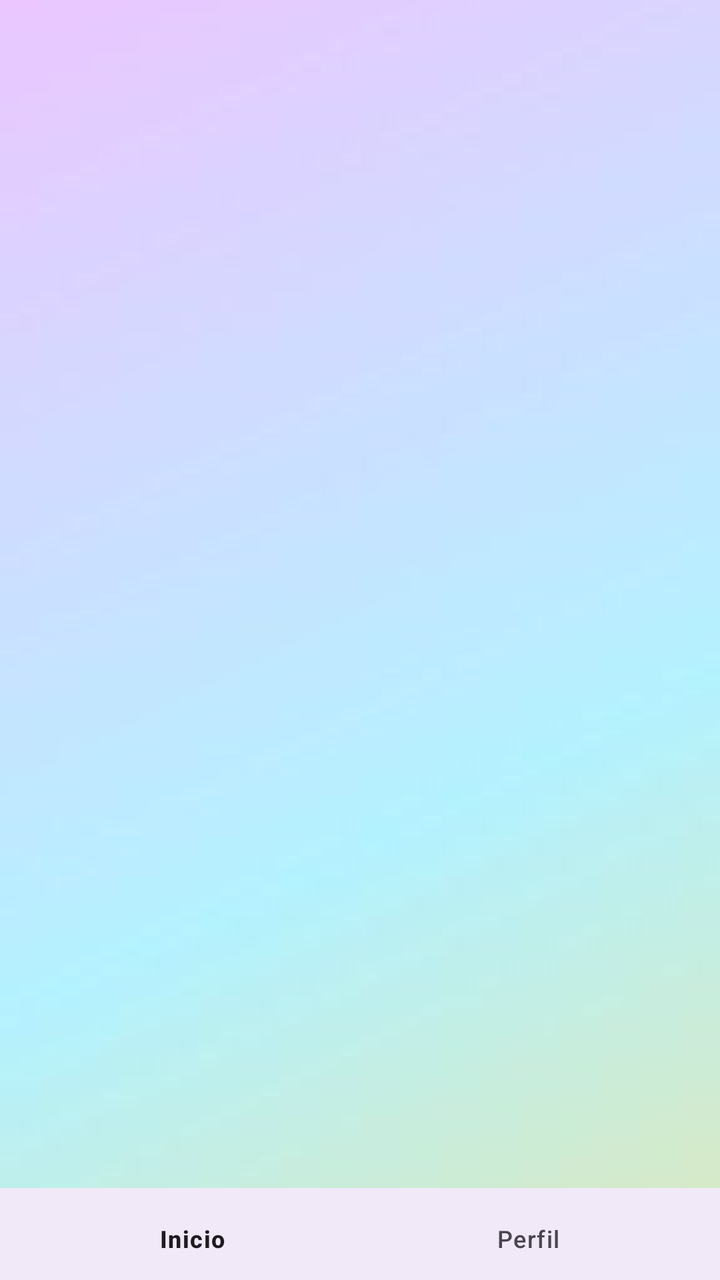
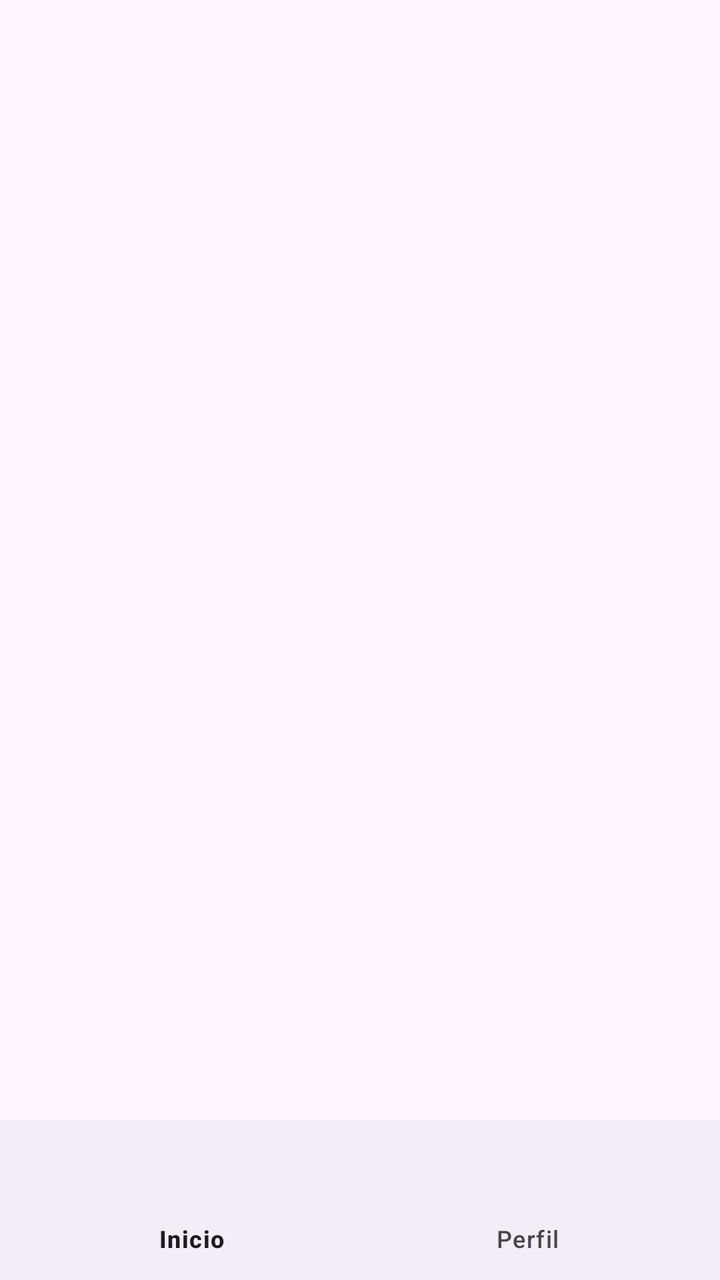

Screens rendered from an Android XML layout before and after an edit, with the pre-edit source and the edit as a unified diff.
<!-- AndroidManifest.xml: application theme Theme.Appp -->
<!-- res/layout/activity_salones.xml -->
<?xml version="1.0" encoding="utf-8"?>
<androidx.constraintlayout.widget.ConstraintLayout xmlns:android="http://schemas.android.com/apk/res/android"
    xmlns:app="http://schemas.android.com/apk/res-auto"
    xmlns:tools="http://schemas.android.com/tools"
    android:layout_width="match_parent"
    android:layout_height="match_parent"
    tools:context=".Salones">

    <ImageView
        android:id="@+id/imageView"
        android:layout_width="414dp"
        android:layout_height="755dp"
        android:scaleType="centerCrop"
        app:layout_constraintBottom_toBottomOf="parent"
        app:layout_constraintEnd_toEndOf="parent"
        app:layout_constraintHorizontal_bias="0.0"
        app:layout_constraintStart_toStartOf="parent"
        app:layout_constraintTop_toTopOf="parent"
        app:layout_constraintVertical_bias="0.0"
        app:srcCompat="@drawable/bdd4666fdcba42069e53862f98720581"
        tools:ignore="MissingConstraints" />
    <ListView
        android:id="@+id/listViewSalones"
        android:layout_width="0dp"
        android:layout_height="0dp"
        app:layout_constraintBottom_toBottomOf="parent"
        app:layout_constraintEnd_toEndOf="parent"
        app:layout_constraintStart_toStartOf="parent"
        app:layout_constraintTop_toTopOf="parent" />


    <FrameLayout
        android:id="@+id/fragment_container"
        android:layout_width="0dp"
        android:layout_height="0dp"
        app:layout_constraintBottom_toTopOf="@+id/bottomNavigationView"
        app:layout_constraintEnd_toEndOf="parent"
        app:layout_constraintStart_toStartOf="parent"
        app:layout_constraintTop_toTopOf="parent" />

    <com.google.android.material.bottomnavigation.BottomNavigationView
        android:id="@+id/bottomNavigationView"
        android:layout_width="445dp"
        android:layout_height="46dp"
        android:layout_alignParentBottom="true"
        android:background="?android:attr/windowBackground"
        app:layout_constraintBottom_toBottomOf="parent"
        app:layout_constraintEnd_toEndOf="parent"
        app:layout_constraintStart_toStartOf="parent"
        app:menu="@menu/bottom_menu" />

</androidx.constraintlayout.widget.ConstraintLayout>
<!-- resources referenced by this layout -->
<resources>
  <!-- drawable bdd4666fdcba42069e53862f98720581: jpg bitmap (drawable, 3754 bytes) -->
  <style name="Theme.Appp" parent="Base.Theme.Appp" />
  <style name="Base.Theme.Appp" parent="Theme.Material3.DayNight.NoActionBar">
          
          
      </style>
</resources>

<!-- the commit's change to res/layout/activity_salones.xml (unified diff, before → after) -->
@@ -6,47 +6,19 @@
     android:layout_height="match_parent"
     tools:context=".Salones">
 
-    <ImageView
-        android:id="@+id/imageView"
-        android:layout_width="414dp"
-        android:layout_height="755dp"
-        android:scaleType="centerCrop"
-        app:layout_constraintBottom_toBottomOf="parent"
-        app:layout_constraintEnd_toEndOf="parent"
-        app:layout_constraintHorizontal_bias="0.0"
-        app:layout_constraintStart_toStartOf="parent"
-        app:layout_constraintTop_toTopOf="parent"
-        app:layout_constraintVertical_bias="0.0"
-        app:srcCompat="@drawable/bdd4666fdcba42069e53862f98720581"
-        tools:ignore="MissingConstraints" />
     <ListView
         android:id="@+id/listViewSalones"
         android:layout_width="0dp"
         android:layout_height="0dp"
-        app:layout_constraintBottom_toBottomOf="parent"
-        app:layout_constraintEnd_toEndOf="parent"
-        app:layout_constraintStart_toStartOf="parent"
-        app:layout_constraintTop_toTopOf="parent" />
-
-
-    <FrameLayout
-        android:id="@+id/fragment_container"
-        android:layout_width="0dp"
-        android:layout_height="0dp"
+        app:layout_constraintTop_toTopOf="parent"
         app:layout_constraintBottom_toTopOf="@+id/bottomNavigationView"
         app:layout_constraintEnd_toEndOf="parent"
-        app:layout_constraintStart_toStartOf="parent"
-        app:layout_constraintTop_toTopOf="parent" />
+        app:layout_constraintStart_toStartOf="parent" />
 
     <com.google.android.material.bottomnavigation.BottomNavigationView
         android:id="@+id/bottomNavigationView"
-        android:layout_width="445dp"
-        android:layout_height="46dp"
-        android:layout_alignParentBottom="true"
-        android:background="?android:attr/windowBackground"
+        android:layout_width="match_parent"
+        android:layout_height="wrap_content"
         app:layout_constraintBottom_toBottomOf="parent"
-        app:layout_constraintEnd_toEndOf="parent"
-        app:layout_constraintStart_toStartOf="parent"
         app:menu="@menu/bottom_menu" />
-
 </androidx.constraintlayout.widget.ConstraintLayout>
<!-- resource entries referenced after the edit -->
@@ -1,6 +1,5 @@
 <!-- resources referenced by this layout -->
 <resources>
-  <!-- drawable bdd4666fdcba42069e53862f98720581: jpg bitmap (drawable, 3754 bytes) -->
   <style name="Theme.Appp" parent="Base.Theme.Appp" />
   <style name="Base.Theme.Appp" parent="Theme.Material3.DayNight.NoActionBar">
           
